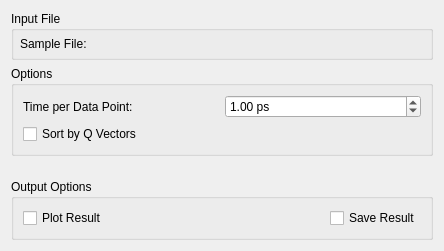
Old version of the form Code/Mantid/MantidQt/CustomInterfaces/inc/MantidQtCustomInterfaces/IndirectSassena.ui in the repository mantidproject/mantid.
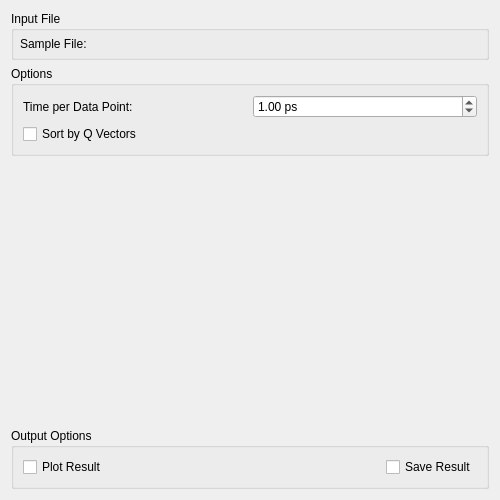
New version of the form. Custom widgets are drawn as their Qt base class.

Commit message:
Fix ion selection and UI size
Refs #10298

What changed in the file:
```diff
--- a/Code/Mantid/MantidQt/CustomInterfaces/inc/MantidQtCustomInterfaces/IndirectSassena.ui
+++ b/Code/Mantid/MantidQt/CustomInterfaces/inc/MantidQtCustomInterfaces/IndirectSassena.ui
@@ -6,8 +6,8 @@
    <rect>
     <x>0</x>
     <y>0</y>
-    <width>444</width>
-    <height>251</height>
+    <width>500</width>
+    <height>500</height>
    </rect>
   </property>
   <property name="windowTitle">
```
The commit also changes 4 other files.
